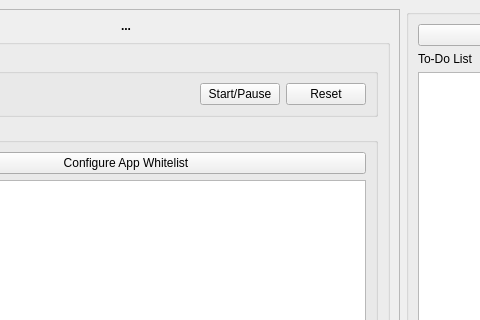
Old version of the form ui/main.ui in the repository Tayzn/HenHacks25; both pictures show x 157 to 637 and y 0 to 320 of the 1119 by 710 pixel window.
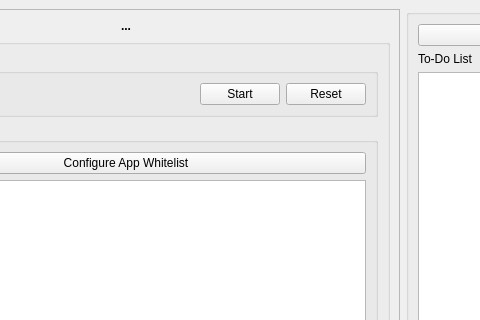
New version of the form.

```diff
--- a/ui/main.ui
+++ b/ui/main.ui
@@ -199,7 +199,7 @@
              <item>
               <widget class="QPushButton" name="startPomodoroButton">
                <property name="text">
-                <string>Start/Pause</string>
+                <string>Start</string>
                </property>
               </widget>
              </item>
```
